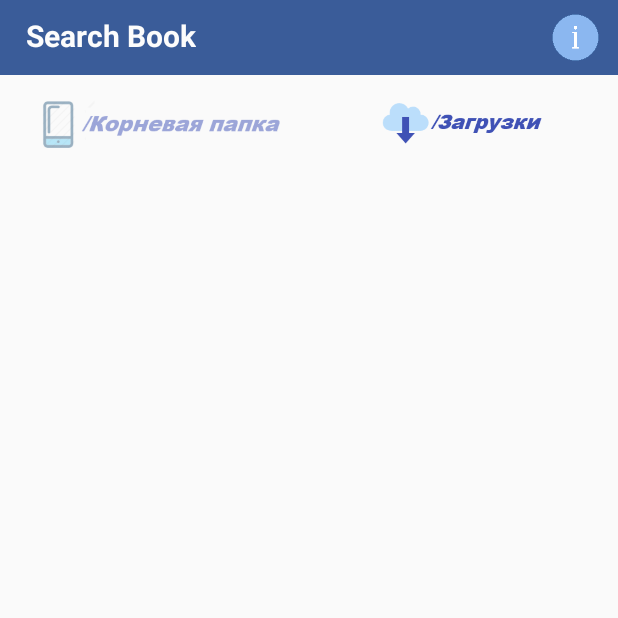
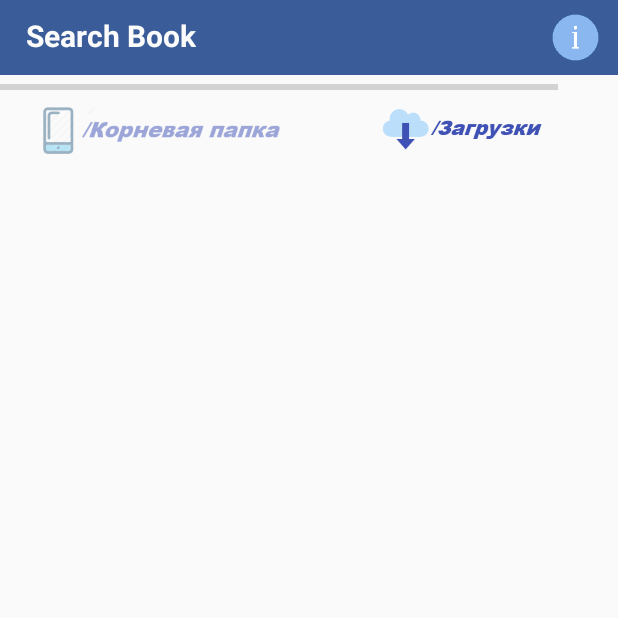
Before and after one commit to Orlinskas/BookRead, an Android app: the FileManagerActivity screen opened directly, with no data from a screen before it, on a phone screen of 412 x 824 dp, the top half of it. Run offline under Robolectric (Android 15) with nearby library versions, the phone set to English and light mode, and no system bars.

Commit message:
добавлена анимация загрузки книги в файловом менеджере

```diff
--- a/app/src/main/java/com/orlinskas/bookread/activities/FileManagerActivity.java
+++ b/app/src/main/java/com/orlinskas/bookread/activities/FileManagerActivity.java
@@ -1,5 +1,6 @@
 package com.orlinskas.bookread.activities;
 
+import android.animation.ObjectAnimator;
 import android.annotation.SuppressLint;
 import android.app.AlertDialog;
 import android.app.ListActivity;
@@ -14,6 +15,9 @@ import android.support.annotation.Nullable;
 import android.view.LayoutInflater;
 import android.view.View;
 import android.view.ViewGroup;
+import android.view.animation.Animation;
+import android.view.animation.AnimationUtils;
+import android.view.animation.LinearInterpolator;
 import android.widget.ArrayAdapter;
 import android.widget.ImageView;
 import android.widget.ListView;
@@ -34,6 +38,7 @@ import com.orlinskas.bookread.parsers.ListToArray;
 import java.io.File;
 import java.util.ArrayList;
 import java.util.List;
+import java.util.concurrent.TimeUnit;
 
 import static com.orlinskas.bookread.fileManager.FileFormat.FB2;
 import static com.orlinskas.bookread.fileManager.FileFormat.FOLDER;
@@ -45,7 +50,7 @@ public class FileManagerActivity extends ListActivity {
     private String pathRoot = Environment.getExternalStorageDirectory().getAbsolutePath();
     private String pathPrefix = "";
     private File currentDirectory = new File("/");
-    private ProgressBar progressBar;
+    private ProgressBar progressBar, progressBarCircle;
     private boolean castComplite = true;
     ImageView downloadImage;
     ImageView phoneImage;
@@ -62,13 +67,14 @@ public class FileManagerActivity extends ListActivity {
         progressBar = findViewById(R.id.activity_file_manager_pb);
         downloadImage = findViewById(R.id.activity_file_manager_iv_download);
         phoneImage = findViewById(R.id.activity_file_manager_iv_phone);
+        progressBarCircle = findViewById(R.id.activity_file_manager_pb_circle);
 
         rowIconHelp.setImageResource(R.drawable.ic_help_2_0);
         rowIconSearch.setImageResource(R.drawable.ic_file_manager_search);
         rowRelativeLayout.setBackgroundColor(getResources().getColor(R.color.colorPrimary));
-        progressBar.setVisibility(View.INVISIBLE);
         downloadImage.setImageResource(R.drawable.ic_file_manager_downloads);
         phoneImage.setImageResource(R.drawable.ic_file_manager_phone);
+        progressBarCircle.setVisibility(View.INVISIBLE);
 
         browseTo(new File(pathRoot));
     }
@@ -149,6 +155,9 @@ public class FileManagerActivity extends ListActivity {
                         ToastBuilder.create(getApplicationContext(), "Подождите пожалуйста");
                         CastFileToBookTask castFileToBookTask = new CastFileToBookTask();
                         castFileToBookTask.execute(aDirectory);
+
+                        animationProgress();
+
                     }
                 };
 
@@ -258,13 +267,14 @@ public class FileManagerActivity extends ListActivity {
     }
 
     @SuppressLint("StaticFieldLeak")
-    class CastFileToBookTask extends AsyncTask<File, Void, Boolean> {
+    class CastFileToBookTask extends AsyncTask<File, Integer, Boolean> {
 
         @Override
         protected void onPreExecute() {
             super.onPreExecute();
-            progressBar.setVisibility(View.VISIBLE);
+            progressBarCircle.setVisibility(View.VISIBLE);
             castComplite = false;
+            ToastBuilder.create(getApplicationContext(), "Подождите...");
         }
 
         @Override
@@ -291,8 +301,14 @@ public class FileManagerActivity extends ListActivity {
                 ToastBuilder.create(getApplicationContext(), "Не удалось добавить книгу");
             }
             castComplite = true;
-            progressBar.setVisibility(View.INVISIBLE);
+            progressBarCircle.setVisibility(View.INVISIBLE);
         }
+    }
+
+    private void animationProgress() {
+        ObjectAnimator progressAnimator = ObjectAnimator.ofInt(progressBar, "progress", 100);
+        progressAnimator.setDuration(30000);
+        progressAnimator.start();
     }
 
     @Override
--- a/app/src/main/res/layout/activity_file_manager.xml
+++ b/app/src/main/res/layout/activity_file_manager.xml
@@ -67,13 +67,33 @@
 
         </RelativeLayout>
 
+        <RelativeLayout
+            android:layout_width="match_parent"
+            android:layout_height="match_parent">
+
+
             <ProgressBar
                 android:id="@+id/activity_file_manager_pb"
                 style="?android:attr/progressBarStyleHorizontal"
                 android:layout_width="match_parent"
                 android:layout_height="wrap_content"
+                android:layout_marginEnd="40dp"
+                android:indeterminate="false"
+                android:progress="0"
+                android:max="100"
+
+                />
+
+            <ProgressBar
+                android:id="@+id/activity_file_manager_pb_circle"
+                android:layout_width="30dp"
+                android:layout_height="20dp"
+                android:layout_alignParentTop="true"
+                android:layout_marginStart="-35dp"
+                android:layout_toEndOf="@+id/activity_file_manager_pb"
                 android:indeterminate="true"
                 />
+        </RelativeLayout>
 
         <LinearLayout
             android:layout_width="match_parent"
```
Also changed, not shown: app/src/main/res/anim/progress_book_open.xml (added, +7 -0 lines), app/src/main/res/drawable/my_progress_bar.xml (added, +34 -0 lines), app/src/main/res/drawable-v24/progress_stick.png (added). Lines whose indentation alone changed are shown as unchanged.
